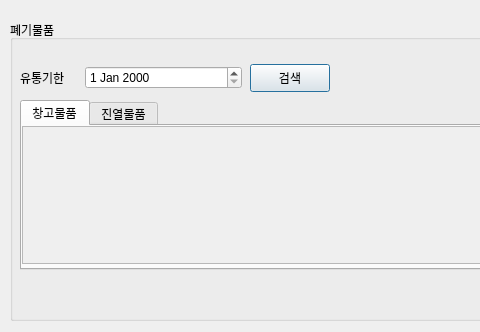
Above: ui/폐기물품.ui from johnnyapu15/IDB before the change; both pictures show x 0 to 480 and y 0 to 332 of the 907 by 332 pixel window. Below: the same form after it.
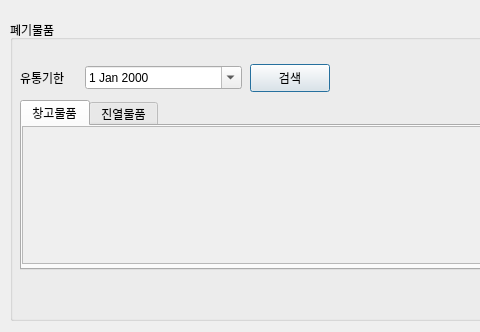
That is the form after the change.

Patch:
```diff
--- a/ui/폐기물품.ui
+++ b/ui/폐기물품.ui
@@ -60,7 +60,11 @@
      <item>
       <layout class="QVBoxLayout" name="verticalLayout_11">
        <item>
-        <widget class="QDateEdit" name="dateEdit"/>
+        <widget class="QDateEdit" name="dateEdit">
+         <property name="calendarPopup">
+          <bool>true</bool>
+         </property>
+        </widget>
        </item>
       </layout>
      </item>
```
